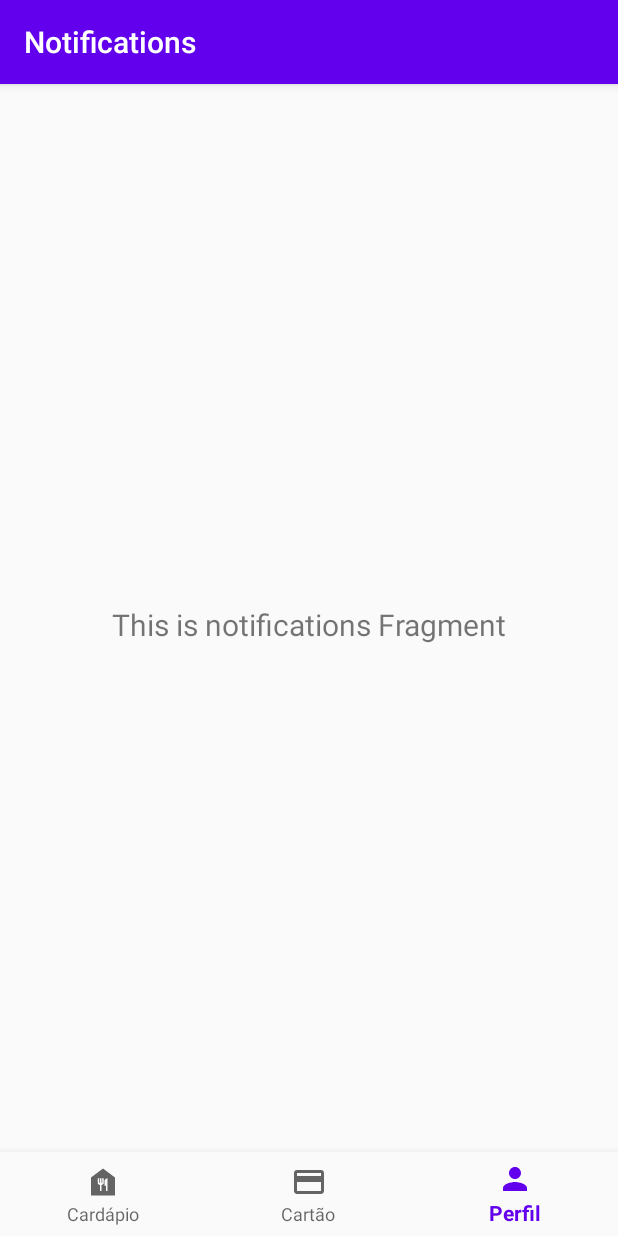
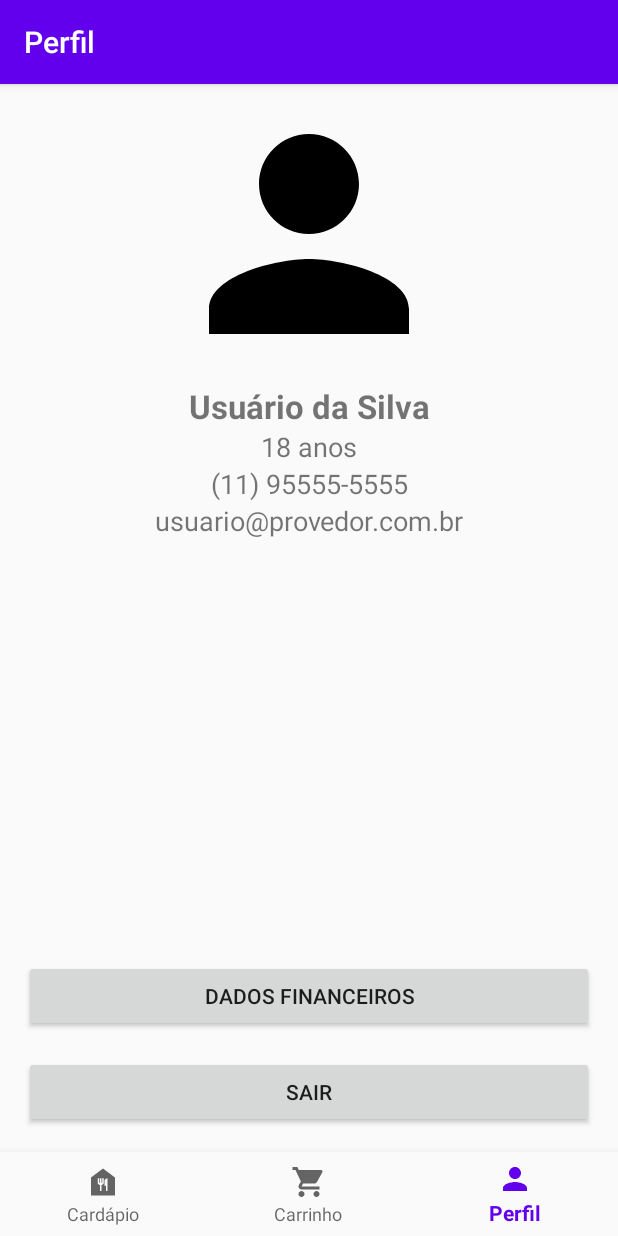
Before and after one commit to lucasrobertods/Fila-Zero, an Android app: the HomeActivity screen opened directly, with no data from a screen before it, item 3 of the bottom bar chosen, on a phone screen of 412 x 824 dp. Run offline under Robolectric (Android 15) with nearby library versions, the phone set to English and light mode, and no system bars; our stand-ins replace navigation-ui; pictures from the network do not load.

Commit message:
setup profile screen

```diff
--- a/app/src/main/java/br/com/filazero/ui/home/HomeActivity.kt
+++ b/app/src/main/java/br/com/filazero/ui/home/HomeActivity.kt
@@ -28,8 +28,8 @@ class HomeActivity : AppCompatActivity() {
         val appBarConfiguration = AppBarConfiguration(
             setOf(
                 R.id.navigation_home,
-                R.id.navigation_dashboard,
-                R.id.navigation_notifications
+                R.id.navigation_cart,
+                R.id.navigation_profile
             )
         )
         setupActionBarWithNavController(navController, appBarConfiguration)
--- a/app/src/main/java/br/com/filazero/ui/home/notifications/NotificationsFragment.kt
+++ /dev/null
@@ -1,42 +0,0 @@
-package br.com.filazero.ui.home.notifications
-
-import android.os.Bundle
-import android.view.LayoutInflater
-import android.view.View
-import android.view.ViewGroup
-import android.widget.TextView
-import androidx.fragment.app.Fragment
-import androidx.lifecycle.ViewModelProvider
-import br.com.filazero.databinding.FragmentNotificationsBinding
-
-class NotificationsFragment : Fragment() {
-
-    private var _binding: FragmentNotificationsBinding? = null
-
-    // This property is only valid between onCreateView and
-    // onDestroyView.
-    private val binding get() = _binding!!
-
-    override fun onCreateView(
-        inflater: LayoutInflater,
-        container: ViewGroup?,
-        savedInstanceState: Bundle?
-    ): View {
-        val notificationsViewModel =
-            ViewModelProvider(this).get(NotificationsViewModel::class.java)
-
-        _binding = FragmentNotificationsBinding.inflate(inflater, container, false)
-        val root: View = binding.root
-
-        val textView: TextView = binding.textNotifications
-        notificationsViewModel.text.observe(viewLifecycleOwner) {
-            textView.text = it
-        }
-        return root
-    }
-
-    override fun onDestroyView() {
-        super.onDestroyView()
-        _binding = null
-    }
-}
--- a/app/src/main/java/br/com/filazero/ui/home/notifications/NotificationsViewModel.kt
+++ /dev/null
@@ -1,13 +0,0 @@
-package br.com.filazero.ui.home.notifications
-
-import androidx.lifecycle.LiveData
-import androidx.lifecycle.MutableLiveData
-import androidx.lifecycle.ViewModel
-
-class NotificationsViewModel : ViewModel() {
-
-    private val _text = MutableLiveData<String>().apply {
-        value = "This is notifications Fragment"
-    }
-    val text: LiveData<String> = _text
-}
--- /dev/null
+++ b/app/src/main/java/br/com/filazero/ui/home/profile/ProfileFragment.kt
@@ -0,0 +1,42 @@
+package br.com.filazero.ui.home.profile
+
+import android.os.Bundle
+import android.view.LayoutInflater
+import android.view.View
+import android.view.ViewGroup
+import androidx.fragment.app.Fragment
+import br.com.filazero.databinding.FragmentProfileBinding
+
+class ProfileFragment : Fragment() {
+
+    private var _binding: FragmentProfileBinding? = null
+
+    // This property is only valid between onCreateView and
+    // onDestroyView.
+    private val binding get() = _binding!!
+
+    override fun onCreateView(
+        inflater: LayoutInflater,
+        container: ViewGroup?,
+        savedInstanceState: Bundle?
+    ): View {
+        _binding = FragmentProfileBinding.inflate(inflater, container, false)
+        return binding.root
+    }
+
+    override fun onViewCreated(view: View, savedInstanceState: Bundle?) {
+        super.onViewCreated(view, savedInstanceState)
+        setupView()
+    }
+
+    private fun setupView() {
+        binding.btnSair.setOnClickListener {
+            requireActivity().finish()
+        }
+    }
+
+    override fun onDestroyView() {
+        super.onDestroyView()
+        _binding = null
+    }
+}
--- /dev/null
+++ b/app/src/main/res/drawable/ic_baseline_shopping_cart_24.xml
@@ -0,0 +1,5 @@
+<vector android:height="24dp" android:tint="#000000"
+    android:viewportHeight="24" android:viewportWidth="24"
+    android:width="24dp" xmlns:android="http://schemas.android.com/apk/res/android">
+    <path android:fillColor="@android:color/white" android:pathData="M7,18c-1.1,0 -1.99,0.9 -1.99,2S5.9,22 7,22s2,-0.9 2,-2 -0.9,-2 -2,-2zM1,2v2h2l3.6,7.59 -1.35,2.45c-0.16,0.28 -0.25,0.61 -0.25,0.96 0,1.1 0.9,2 2,2h12v-2L7.42,15c-0.14,0 -0.25,-0.11 -0.25,-0.25l0.03,-0.12 0.9,-1.63h7.45c0.75,0 1.41,-0.41 1.75,-1.03l3.58,-6.49c0.08,-0.14 0.12,-0.31 0.12,-0.48 0,-0.55 -0.45,-1 -1,-1L5.21,4l-0.94,-2L1,2zM17,18c-1.1,0 -1.99,0.9 -1.99,2s0.89,2 1.99,2 2,-0.9 2,-2 -0.9,-2 -2,-2z"/>
+</vector>
--- a/app/src/main/res/layout/fragment_notifications.xml
+++ /dev/null
@@ -1,22 +0,0 @@
-<?xml version="1.0" encoding="utf-8"?>
-<androidx.constraintlayout.widget.ConstraintLayout xmlns:android="http://schemas.android.com/apk/res/android"
-    xmlns:app="http://schemas.android.com/apk/res-auto"
-    xmlns:tools="http://schemas.android.com/tools"
-    android:layout_width="match_parent"
-    android:layout_height="match_parent"
-    tools:context=".ui.home.notifications.NotificationsFragment">
-
-    <TextView
-        android:id="@+id/text_notifications"
-        android:layout_width="match_parent"
-        android:layout_height="wrap_content"
-        android:layout_marginStart="8dp"
-        android:layout_marginTop="8dp"
-        android:layout_marginEnd="8dp"
-        android:textAlignment="center"
-        android:textSize="20sp"
-        app:layout_constraintBottom_toBottomOf="parent"
-        app:layout_constraintEnd_toEndOf="parent"
-        app:layout_constraintStart_toStartOf="parent"
-        app:layout_constraintTop_toTopOf="parent" />
-</androidx.constraintlayout.widget.ConstraintLayout>
--- /dev/null
+++ b/app/src/main/res/layout/fragment_profile.xml
@@ -0,0 +1,79 @@
+<?xml version="1.0" encoding="utf-8"?>
+<androidx.constraintlayout.widget.ConstraintLayout xmlns:android="http://schemas.android.com/apk/res/android"
+    xmlns:app="http://schemas.android.com/apk/res-auto"
+    xmlns:tools="http://schemas.android.com/tools"
+    android:layout_width="match_parent"
+    android:layout_height="match_parent"
+    tools:context=".ui.home.profile.ProfileFragment">
+
+    <androidx.appcompat.widget.AppCompatImageView
+        android:id="@+id/appCompatImageView3"
+        android:layout_width="200dp"
+        android:layout_height="200dp"
+        app:layout_constraintEnd_toEndOf="parent"
+        app:layout_constraintStart_toStartOf="parent"
+        app:layout_constraintTop_toTopOf="parent"
+        app:srcCompat="@drawable/ic_baseline_person_24" />
+
+    <androidx.appcompat.widget.AppCompatTextView
+        android:id="@+id/tvNome"
+        android:layout_width="wrap_content"
+        android:layout_height="wrap_content"
+        android:text="Usuário da Silva"
+        android:textSize="22sp"
+        android:textStyle="bold"
+        app:layout_constraintEnd_toEndOf="parent"
+        app:layout_constraintStart_toStartOf="parent"
+        app:layout_constraintTop_toBottomOf="@+id/appCompatImageView3" />
+
+    <androidx.appcompat.widget.AppCompatTextView
+        android:id="@+id/tvIdade"
+        android:layout_width="wrap_content"
+        android:layout_height="wrap_content"
+        android:text="18 anos"
+        android:textSize="18sp"
+        app:layout_constraintEnd_toEndOf="parent"
+        app:layout_constraintStart_toStartOf="parent"
+        app:layout_constraintTop_toBottomOf="@id/tvNome" />
+
+    <androidx.appcompat.widget.AppCompatTextView
+        android:id="@+id/tvTelefone"
+        android:layout_width="wrap_content"
+        android:layout_height="wrap_content"
+        android:text="(11) 95555-5555"
+        android:textSize="18sp"
+        app:layout_constraintEnd_toEndOf="parent"
+        app:layout_constraintStart_toStartOf="parent"
+        app:layout_constraintTop_toBottomOf="@id/tvIdade" />
+
+    <androidx.appcompat.widget.AppCompatTextView
+        android:id="@+id/tvEmail"
+        android:layout_width="wrap_content"
+        android:layout_height="wrap_content"
+        android:text="usuario@provedor.com.br"
+        android:textSize="18sp"
+        app:layout_constraintEnd_toEndOf="parent"
+        app:layout_constraintStart_toStartOf="parent"
+        app:layout_constraintTop_toBottomOf="@id/tvTelefone" />
+
+    <androidx.appcompat.widget.AppCompatButton
+        android:id="@+id/btnDados"
+        android:layout_width="match_parent"
+        android:layout_height="wrap_content"
+        android:text="Dados Financeiros"
+        android:layout_margin="16dp"
+        app:layout_constraintBottom_toTopOf="@id/btnSair"
+        app:layout_constraintEnd_toEndOf="parent"
+        app:layout_constraintStart_toStartOf="parent" />
+
+    <androidx.appcompat.widget.AppCompatButton
+        android:id="@+id/btnSair"
+        android:layout_width="match_parent"
+        android:layout_height="wrap_content"
+        android:text="Sair"
+        android:layout_margin="16dp"
+        app:layout_constraintBottom_toBottomOf="parent"
+        app:layout_constraintEnd_toEndOf="parent"
+        app:layout_constraintStart_toStartOf="parent" />
+
+</androidx.constraintlayout.widget.ConstraintLayout>
--- a/app/src/main/res/menu/bottom_nav_menu.xml
+++ b/app/src/main/res/menu/bottom_nav_menu.xml
@@ -7,12 +7,12 @@
         android:title="@string/title_home" />
 
     <item
-        android:id="@+id/navigation_dashboard"
-        android:icon="@drawable/ic_baseline_credit_card_24"
-        android:title="@string/title_card" />
+        android:id="@+id/navigation_cart"
+        android:icon="@drawable/ic_baseline_shopping_cart_24"
+        android:title="@string/title_cart" />
 
     <item
-        android:id="@+id/navigation_notifications"
+        android:id="@+id/navigation_profile"
         android:icon="@drawable/ic_baseline_person_24"
         android:title="@string/title_profile" />
 
--- a/app/src/main/res/navigation/mobile_navigation.xml
+++ b/app/src/main/res/navigation/mobile_navigation.xml
@@ -12,14 +12,14 @@
         tools:layout="@layout/fragment_home" />
 
     <fragment
-        android:id="@+id/navigation_dashboard"
+        android:id="@+id/navigation_cart"
         android:name="br.com.filazero.ui.home.dashboard.DashboardFragment"
-        android:label="@string/title_dashboard"
+        android:label="@string/title_cart"
         tools:layout="@layout/fragment_dashboard" />
 
     <fragment
-        android:id="@+id/navigation_notifications"
-        android:name="br.com.filazero.ui.home.notifications.NotificationsFragment"
-        android:label="@string/title_notifications"
-        tools:layout="@layout/fragment_notifications" />
+        android:id="@+id/navigation_profile"
+        android:name="br.com.filazero.ui.home.profile.ProfileFragment"
+        android:label="@string/title_profile"
+        tools:layout="@layout/fragment_profile" />
 </navigation>
--- a/app/src/main/res/values/strings.xml
+++ b/app/src/main/res/values/strings.xml
@@ -6,4 +6,5 @@
     <string name="title_notifications">Notifications</string>
     <string name="title_card">Cartão</string>
     <string name="title_profile">Perfil</string>
+    <string name="title_cart">Carrinho</string>
 </resources>
```
